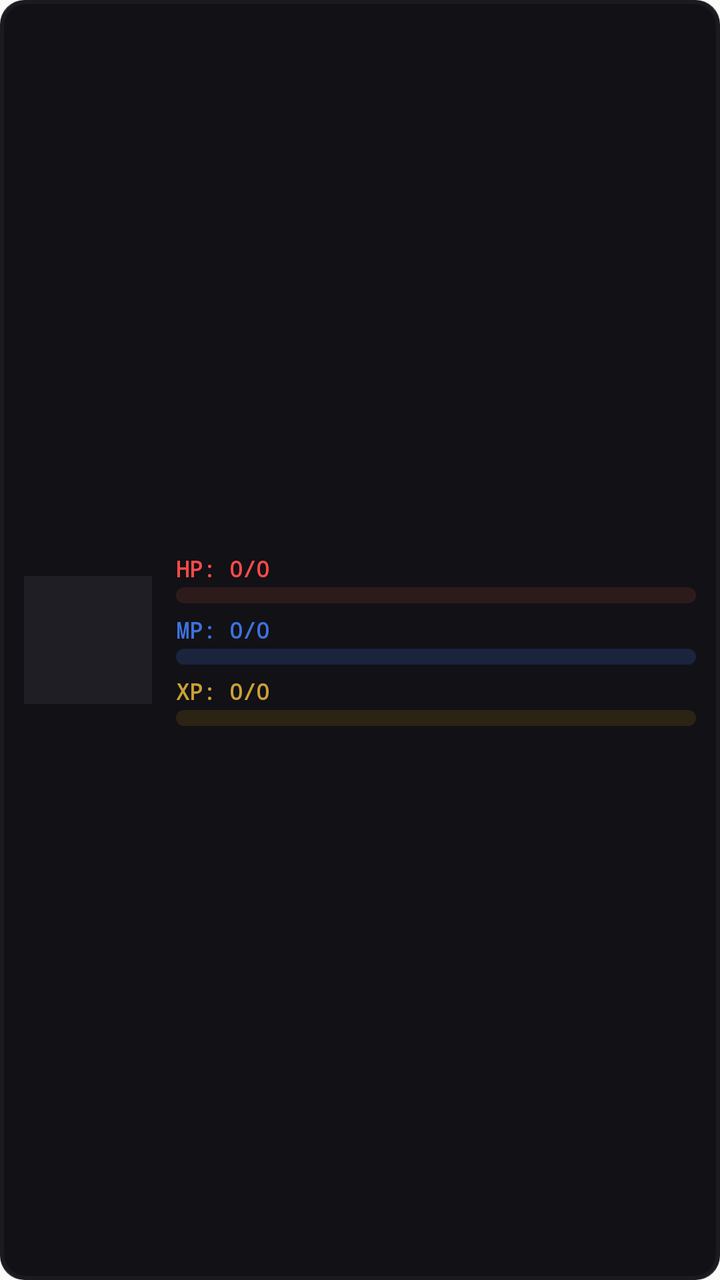
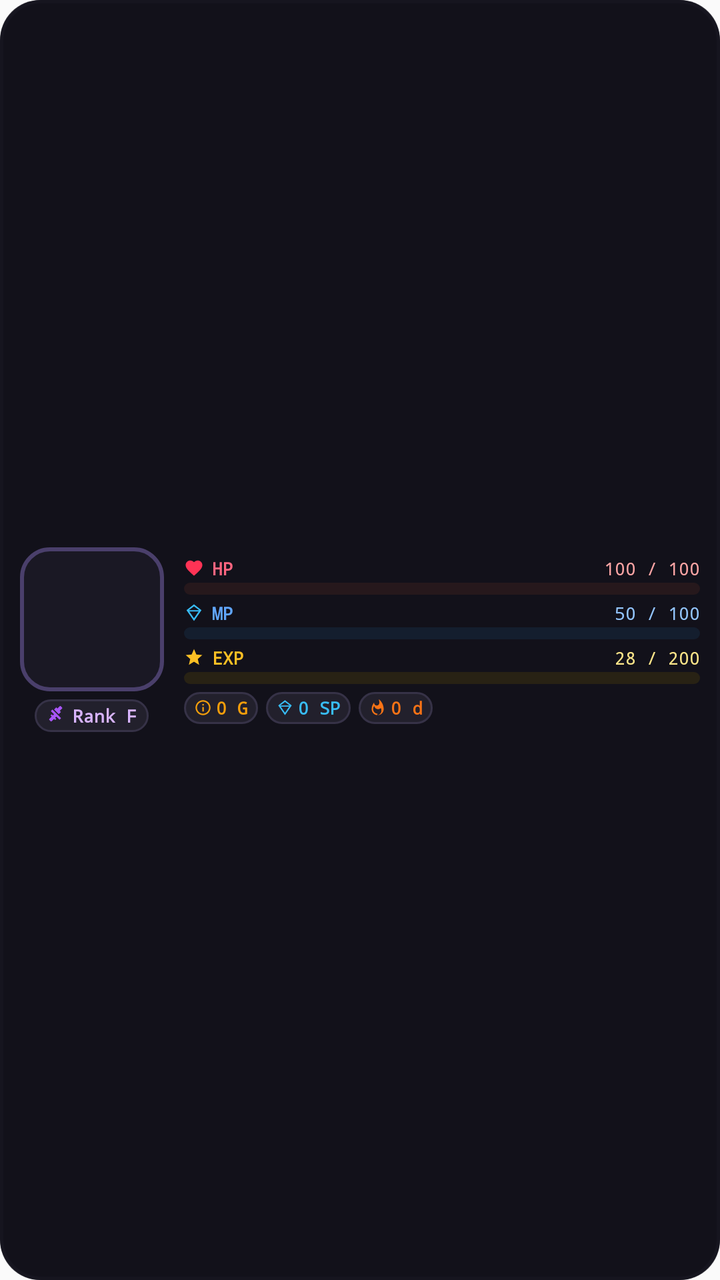

The first picture is an Android layout as it rendered before a commit; the second is the same layout after the commit. The layout source and the unified diff follow.
<!-- AndroidManifest.xml: application theme AppTheme -->
<!-- res/layout/rpg_stats_widget.xml -->
<?xml version="1.0" encoding="utf-8"?>
<RelativeLayout xmlns:android="http://schemas.android.com/apk/res/android"
    android:id="@+id/widget_root"
    android:layout_width="match_parent"
    android:layout_height="match_parent"
    android:background="@drawable/widget_background"
    android:clipToOutline="true">

    
    <ImageView
        android:id="@+id/widget_background_image"
        android:layout_width="match_parent"
        android:layout_height="match_parent"
        android:scaleType="centerCrop"
        android:contentDescription="Wallpaper" />

    
    <ImageView
        android:layout_width="match_parent"
        android:layout_height="match_parent"
        android:background="#B3121216"
        android:contentDescription="" />

    
    <LinearLayout
        android:layout_width="match_parent"
        android:layout_height="match_parent"
        android:orientation="horizontal"
        android:padding="12dp">

        
        <RelativeLayout
            android:layout_width="64dp"
            android:layout_height="64dp"
            android:layout_gravity="center_vertical"
            android:background="#1E1E24">
            
            
            <ImageView
                android:id="@+id/widget_avatar_bg"
                android:layout_width="match_parent"
                android:layout_height="match_parent"
                android:scaleType="centerCrop"
                android:contentDescription="Avatar Background" />

            
            <ImageView
                android:id="@+id/widget_avatar"
                android:layout_width="match_parent"
                android:layout_height="match_parent"
                android:scaleType="fitCenter"
                android:contentDescription="Avatar" />
        </RelativeLayout>

        
        <LinearLayout
            android:layout_width="match_parent"
            android:layout_height="wrap_content"
            android:orientation="vertical"
            android:layout_gravity="center_vertical"
            android:layout_marginStart="12dp">

            
            <TextView
                android:id="@+id/widget_hp_label"
                android:layout_width="wrap_content"
                android:layout_height="wrap_content"
                android:text="HP: 0/0"
                android:textColor="#FF4A4A"
                android:textSize="11sp"
                android:typeface="monospace"
                android:textStyle="bold" />
            <ProgressBar
                android:id="@+id/widget_hp_progress"
                style="?android:attr/progressBarStyleHorizontal"
                android:layout_width="match_parent"
                android:layout_height="8dp"
                android:layout_marginTop="2dp"
                android:layout_marginBottom="6dp"
                android:progressDrawable="@drawable/hp_progress_drawable" />

            
            <TextView
                android:id="@+id/widget_mp_label"
                android:layout_width="wrap_content"
                android:layout_height="wrap_content"
                android:text="MP: 0/0"
                android:textColor="#3D72DE"
                android:textSize="11sp"
                android:typeface="monospace"
                android:textStyle="bold" />
            <ProgressBar
                android:id="@+id/widget_mp_progress"
                style="?android:attr/progressBarStyleHorizontal"
                android:layout_width="match_parent"
                android:layout_height="8dp"
                android:layout_marginTop="2dp"
                android:layout_marginBottom="6dp"
                android:progressDrawable="@drawable/mp_progress_drawable" />

            
            <TextView
                android:id="@+id/widget_xp_label"
                android:layout_width="wrap_content"
                android:layout_height="wrap_content"
                android:text="XP: 0/0"
                android:textColor="#CBA135"
                android:textSize="11sp"
                android:typeface="monospace"
                android:textStyle="bold" />
            <ProgressBar
                android:id="@+id/widget_xp_progress"
                style="?android:attr/progressBarStyleHorizontal"
                android:layout_width="match_parent"
                android:layout_height="8dp"
                android:layout_marginTop="2dp"
                android:progressDrawable="@drawable/xp_progress_drawable" />
        </LinearLayout>
    </LinearLayout>
</RelativeLayout>
<!-- resources referenced by this layout -->
<resources>
  <!-- drawable hp_progress_drawable (drawable) -->
  <?xml version="1.0" encoding="utf-8"?>
  <layer-list xmlns:android="http://schemas.android.com/apk/res/android">
      <item android:id="@android:id/background">
          <shape>
              <corners android:radius="4dp" />
              <solid android:color="#2D1B1B" />
          </shape>
      </item>
      <item android:id="@android:id/progress">
          <clip>
              <shape>
                  <corners android:radius="4dp" />
                  <solid android:color="#FF4A4A" />
              </shape>
          </clip>
      </item>
  </layer-list>
  <!-- drawable mp_progress_drawable (drawable) -->
  <?xml version="1.0" encoding="utf-8"?>
  <layer-list xmlns:android="http://schemas.android.com/apk/res/android">
      <item android:id="@android:id/background">
          <shape>
              <corners android:radius="4dp" />
              <solid android:color="#1A243D" />
          </shape>
      </item>
      <item android:id="@android:id/progress">
          <clip>
              <shape>
                  <corners android:radius="4dp" />
                  <solid android:color="#3D72DE" />
              </shape>
          </clip>
      </item>
  </layer-list>
  <!-- drawable widget_background (drawable) -->
  <?xml version="1.0" encoding="utf-8"?>
  <shape xmlns:android="http://schemas.android.com/apk/res/android">
      <solid android:color="#121216" />
      <stroke android:width="2dp" android:color="#2E2E38" />
      <corners android:radius="12dp" />
  </shape>
  <!-- drawable xp_progress_drawable (drawable) -->
  <?xml version="1.0" encoding="utf-8"?>
  <layer-list xmlns:android="http://schemas.android.com/apk/res/android">
      <item android:id="@android:id/background">
          <shape>
              <corners android:radius="4dp" />
              <solid android:color="#2B2414" />
          </shape>
      </item>
      <item android:id="@android:id/progress">
          <clip>
              <shape>
                  <corners android:radius="4dp" />
                  <solid android:color="#CBA135" />
              </shape>
          </clip>
      </item>
  </layer-list>
  <!-- unchanged entries left out for length: 1 -->
</resources>

<!-- the commit's change to res/layout/rpg_stats_widget.xml (unified diff, before → after) -->
@@ -18,7 +18,7 @@
     <ImageView
         android:layout_width="match_parent"
         android:layout_height="match_parent"
-        android:background="#B3121216"
+        android:background="#D912111A"
         android:contentDescription="" />
 
     
@@ -26,95 +26,325 @@
         android:layout_width="match_parent"
         android:layout_height="match_parent"
         android:orientation="horizontal"
-        android:padding="12dp">
-
-        
-        <RelativeLayout
-            android:layout_width="64dp"
-            android:layout_height="64dp"
-            android:layout_gravity="center_vertical"
-            android:background="#1E1E24">
-            
-            
-            <ImageView
-                android:id="@+id/widget_avatar_bg"
-                android:layout_width="match_parent"
-                android:layout_height="match_parent"
-                android:scaleType="centerCrop"
-                android:contentDescription="Avatar Background" />
-
-            
-            <ImageView
-                android:id="@+id/widget_avatar"
-                android:layout_width="match_parent"
-                android:layout_height="match_parent"
-                android:scaleType="fitCenter"
-                android:contentDescription="Avatar" />
-        </RelativeLayout>
+        android:padding="10dp"
+        android:gravity="center_vertical">
 
         
         <LinearLayout
-            android:layout_width="match_parent"
-            android:layout_height="wrap_content"
+            android:layout_width="wrap_content"
+            android:layout_height="match_parent"
             android:orientation="vertical"
-            android:layout_gravity="center_vertical"
-            android:layout_marginStart="12dp">
-
-            
-            <TextView
-                android:id="@+id/widget_hp_label"
+            android:gravity="center"
+            android:layout_marginEnd="10dp">
+
+            
+            <RelativeLayout
+                android:layout_width="72dp"
+                android:layout_height="72dp"
+                android:background="@drawable/widget_avatar_frame"
+                android:padding="2dp">
+
+                
+                <ImageView
+                    android:id="@+id/widget_avatar_bg"
+                    android:layout_width="match_parent"
+                    android:layout_height="match_parent"
+                    android:scaleType="centerCrop"
+                    android:contentDescription="Rank Scene" />
+
+                
+                <ImageView
+                    android:id="@+id/widget_avatar"
+                    android:layout_width="match_parent"
+                    android:layout_height="match_parent"
+                    android:scaleType="fitCenter"
+                    android:contentDescription="Character Sprite" />
+            </RelativeLayout>
+
+            
+            <LinearLayout
                 android:layout_width="wrap_content"
                 android:layout_height="wrap_content"
-                android:text="HP: 0/0"
-                android:textColor="#FF4A4A"
-                android:textSize="11sp"
-                android:typeface="monospace"
-                android:textStyle="bold" />
-            <ProgressBar
-                android:id="@+id/widget_hp_progress"
-                style="?android:attr/progressBarStyleHorizontal"
+                android:orientation="horizontal"
+                android:background="@drawable/widget_chip_dark"
+                android:paddingHorizontal="6dp"
+                android:paddingVertical="2dp"
+                android:layout_marginTop="4dp"
+                android:gravity="center">
+
+                <ImageView
+                    android:layout_width="10dp"
+                    android:layout_height="10dp"
+                    android:src="@drawable/ic_widget_sword"
+                    android:contentDescription="" />
+
+                <TextView
+                    android:id="@+id/widget_level_badge"
+                    android:layout_width="wrap_content"
+                    android:layout_height="wrap_content"
+                    android:text="Rank F"
+                    android:textColor="#D8B4FE"
+                    android:textSize="9sp"
+                    android:textStyle="bold"
+                    android:typeface="monospace"
+                    android:layout_marginStart="3dp" />
+            </LinearLayout>
+        </LinearLayout>
+
+        
+        <LinearLayout
+            android:layout_width="0dp"
+            android:layout_height="match_parent"
+            android:layout_weight="1"
+            android:orientation="vertical"
+            android:gravity="center_vertical">
+
+            
+            <LinearLayout
                 android:layout_width="match_parent"
-                android:layout_height="8dp"
-                android:layout_marginTop="2dp"
-                android:layout_marginBottom="6dp"
-                android:progressDrawable="@drawable/hp_progress_drawable" />
-
-            
-            <TextView
-                android:id="@+id/widget_mp_label"
-                android:layout_width="wrap_content"
-                android:layout_height="wrap_content"
-                android:text="MP: 0/0"
-                android:textColor="#3D72DE"
-                android:textSize="11sp"
-                android:typeface="monospace"
-                android:textStyle="bold" />
-            <ProgressBar
-                android:id="@+id/widget_mp_progress"
-                style="?android:attr/progressBarStyleHorizontal"
+                android:layout_height="wrap_content"
+                android:orientation="vertical"
+                android:layout_marginBottom="3dp">
+
+                <RelativeLayout
+                    android:layout_width="match_parent"
+                    android:layout_height="wrap_content">
+
+                    <LinearLayout
+                        android:layout_width="wrap_content"
+                        android:layout_height="wrap_content"
+                        android:orientation="horizontal"
+                        android:gravity="center_vertical"
+                        android:layout_alignParentStart="true">
+                        <ImageView
+                            android:layout_width="10dp"
+                            android:layout_height="10dp"
+                            android:src="@drawable/ic_widget_heart"
+                            android:contentDescription="" />
+                        <TextView
+                            android:layout_width="wrap_content"
+                            android:layout_height="wrap_content"
+                            android:text="HP"
+                            android:textColor="#FF6680"
+                            android:textSize="9sp"
+                            android:textStyle="bold"
+                            android:typeface="monospace"
+                            android:layout_marginStart="4dp" />
+                    </LinearLayout>
+
+                    <TextView
+                        android:id="@+id/widget_hp_label"
+                        android:layout_width="wrap_content"
+                        android:layout_height="wrap_content"
+                        android:layout_alignParentEnd="true"
+                        android:text="100 / 100"
+                        android:textColor="#FCA5A5"
+                        android:textSize="9sp"
+                        android:typeface="monospace" />
+                </RelativeLayout>
+
+                <ProgressBar
+                    android:id="@+id/widget_hp_progress"
+                    style="?android:attr/progressBarStyleHorizontal"
+                    android:layout_width="match_parent"
+                    android:layout_height="6dp"
+                    android:layout_marginTop="1dp"
+                    android:progressDrawable="@drawable/hp_progress_drawable" />
+            </LinearLayout>
+
+            
+            <LinearLayout
                 android:layout_width="match_parent"
-                android:layout_height="8dp"
-                android:layout_marginTop="2dp"
-                android:layout_marginBottom="6dp"
-                android:progressDrawable="@drawable/mp_progress_drawable" />
-
-            
-            <TextView
-                android:id="@+id/widget_xp_label"
-                android:layout_width="wrap_content"
-                android:layout_height="wrap_content"
-                android:text="XP: 0/0"
-                android:textColor="#CBA135"
-                android:textSize="11sp"
-                android:typeface="monospace"
-                android:textStyle="bold" />
-            <ProgressBar
-                android:id="@+id/widget_xp_progress"
-                style="?android:attr/progressBarStyleHorizontal"
+                android:layout_height="wrap_content"
+                android:orientation="vertical"
+                android:layout_marginBottom="3dp">
+
+                <RelativeLayout
+                    android:layout_width="match_parent"
+                    android:layout_height="wrap_content">
+
+                    <LinearLayout
+                        android:layout_width="wrap_content"
+                        android:layout_height="wrap_content"
+                        android:orientation="horizontal"
+                        android:gravity="center_vertical"
+                        android:layout_alignParentStart="true">
+                        <ImageView
+                            android:layout_width="10dp"
+                            android:layout_height="10dp"
+                            android:src="@drawable/ic_widget_crystal"
+                            android:contentDescription="" />
+                        <TextView
+                            android:layout_width="wrap_content"
+                            android:layout_height="wrap_content"
+                            android:text="MP"
+                            android:textColor="#60A5FA"
+                            android:textSize="9sp"
+                            android:textStyle="bold"
+                            android:typeface="monospace"
+                            android:layout_marginStart="4dp" />
+                    </LinearLayout>
+
+                    <TextView
+                        android:id="@+id/widget_mp_label"
+                        android:layout_width="wrap_content"
+                        android:layout_height="wrap_content"
+                        android:layout_alignParentEnd="true"
+                        android:text="50 / 100"
+                        android:textColor="#93C5FD"
+                        android:textSize="9sp"
+                        android:typeface="monospace" />
+                </RelativeLayout>
+
+                <ProgressBar
+                    android:id="@+id/widget_mp_progress"
+                    style="?android:attr/progressBarStyleHorizontal"
+                    android:layout_width="match_parent"
+                    android:layout_height="6dp"
+                    android:layout_marginTop="1dp"
+                    android:progressDrawable="@drawable/mp_progress_drawable" />
+            </LinearLayout>
+
+            
+            <LinearLayout
                 android:layout_width="match_parent"
-                android:layout_height="8dp"
-                android:layout_marginTop="2dp"
-                android:progressDrawable="@drawable/xp_progress_drawable" />
+                android:layout_height="wrap_content"
+                android:orientation="vertical"
+                android:layout_marginBottom="4dp">
+
+                <RelativeLayout
+                    android:layout_width="match_parent"
+                    android:layout_height="wrap_content">
+
+                    <LinearLayout
+                        android:layout_width="wrap_content"
+                        android:layout_height="wrap_content"
+                        android:orientation="horizontal"
+                        android:gravity="center_vertical"
+                        android:layout_alignParentStart="true">
+                        <ImageView
+                            android:layout_width="10dp"
+                            android:layout_height="10dp"
+                            android:src="@drawable/ic_widget_star"
+                            android:contentDescription="" />
+                        <TextView
+                            android:layout_width="wrap_content"
+                            android:layout_height="wrap_content"
+                            android:text="EXP"
+                            android:textColor="#FBBF24"
+                            android:textSize="9sp"
+                            android:textStyle="bold"
+                            android:typeface="monospace"
+                            android:layout_marginStart="4dp" />
+                    </LinearLayout>
+
+                    <TextView
+                        android:id="@+id/widget_xp_label"
+                        android:layout_width="wrap_content"
+                        android:layout_height="wrap_content"
+                        android:layout_alignParentEnd="true"
+                        android:text="28 / 200"
+                        android:textColor="#FDE68A"
+                        android:textSize="9sp"
+                        android:typeface="monospace" />
+                </RelativeLayout>
+
+                <ProgressBar
+                    android:id="@+id/widget_xp_progress"
+                    style="?android:attr/progressBarStyleHorizontal"
+                    android:layout_width="match_parent"
+                    android:layout_height="6dp"
+                    android:layout_marginTop="1dp"
+                    android:progressDrawable="@drawable/xp_progress_drawable" />
+            </LinearLayout>
+
+            
+            <LinearLayout
+                android:layout_width="match_parent"
+                android:layout_height="wrap_content"
+                android:orientation="horizontal"
+                android:gravity="center_vertical">
+
+                
+                <LinearLayout
+                    android:layout_width="wrap_content"
+                    android:layout_height="wrap_content"
+                    android:orientation="horizontal"
+                    android:background="@drawable/widget_chip_dark"
+                    android:paddingHorizontal="5dp"
+                    android:paddingVertical="2dp"
+                    android:gravity="center"
+                    android:layout_marginEnd="4dp">
+                    <ImageView
+                        android:layout_width="9dp"
+                        android:layout_height="9dp"
+                        android:src="@drawable/ic_widget_coin"
+                        android:contentDescription="" />
+                    <TextView
+                        android:id="@+id/widget_gold_label"
+                        android:layout_width="wrap_content"
+                        android:layout_height="wrap_content"
+                        android:text="0 G"
+                        android:textColor="#F59E0B"
+                        android:textSize="8.5sp"
+                        android:textStyle="bold"
+                        android:typeface="monospace"
+                        android:layout_marginStart="2dp" />
+                </LinearLayout>
+
+                
+                <LinearLayout
+                    android:layout_width="wrap_content"
+                    android:layout_height="wrap_content"
+                    android:orientation="horizontal"
+                    android:background="@drawable/widget_chip_dark"
+                    android:paddingHorizontal="5dp"
+                    android:paddingVertical="2dp"
+                    android:gravity="center"
+                    android:layout_marginEnd="4dp">
+                    <ImageView
+                        android:layout_width="9dp"
+                        android:layout_height="9dp"
+                        android:src="@drawable/ic_widget_crystal"
+                        android:contentDescription="" />
+                    <TextView
+                        android:id="@+id/widget_sp_label"
+                        android:layout_width="wrap_content"
+                        android:layout_height="wrap_content"
+                        android:text="0 SP"
+                        android:textColor="#38BDF8"
+                        android:textSize="8.5sp"
+                        android:textStyle="bold"
+                        android:typeface="monospace"
+                        android:layout_marginStart="2dp" />
+                </LinearLayout>
+
+                
+                <LinearLayout
+                    android:layout_width="wrap_content"
+                    android:layout_height="wrap_content"
+                    android:orientation="horizontal"
+                    android:background="@drawable/widget_chip_dark"
+                    android:paddingHorizontal="5dp"
+                    android:paddingVertical="2dp"
+                    android:gravity="center">
+                    <ImageView
+                        android:layout_width="9dp"
+                        android:layout_height="9dp"
+                        android:src="@drawable/ic_widget_flame"
+                        android:contentDescription="" />
+                    <TextView
+                        android:id="@+id/widget_streak_label"
+                        android:layout_width="wrap_content"
+                        android:layout_height="wrap_content"
+                        android:text="0 d"
+                        android:textColor="#F97316"
+                        android:textSize="8.5sp"
+                        android:textStyle="bold"
+                        android:typeface="monospace"
+                        android:layout_marginStart="2dp" />
+                </LinearLayout>
+            </LinearLayout>
         </LinearLayout>
     </LinearLayout>
 </RelativeLayout>
<!-- resource entries referenced after the edit -->
@@ -5,58 +5,150 @@
   <layer-list xmlns:android="http://schemas.android.com/apk/res/android">
       <item android:id="@android:id/background">
           <shape>
-              <corners android:radius="4dp" />
-              <solid android:color="#2D1B1B" />
+              <solid android:color="#26181C" />
+              <corners android:radius="5dp" />
           </shape>
       </item>
       <item android:id="@android:id/progress">
           <clip>
               <shape>
-                  <corners android:radius="4dp" />
-                  <solid android:color="#FF4A4A" />
+                  <gradient
+                      android:startColor="#FF3355"
+                      android:endColor="#FF5577"
+                      android:angle="0" />
+                  <corners android:radius="5dp" />
               </shape>
           </clip>
       </item>
   </layer-list>
+  <!-- drawable ic_widget_coin (drawable) -->
+  <vector xmlns:android="http://schemas.android.com/apk/res/android"
+      android:width="14dp"
+      android:height="14dp"
+      android:viewportWidth="24"
+      android:viewportHeight="24">
+      <path
+          android:fillColor="#F59E0B"
+          android:pathData="M12,2C6.48,2 2,6.48 2,12s4.48,10 10,10 10,-4.48 10,-10S17.52,2 12,2z M12,20c-4.41,0 -8,-3.59 -8,-8s3.59,-8 8,-8 8,3.59 8,8 -3.59,8 -8,8z M13,7h-2v2h2V7z M13,11h-2v6h2v-6z"/>
+  </vector>
+  <!-- drawable ic_widget_crystal (drawable) -->
+  <vector xmlns:android="http://schemas.android.com/apk/res/android"
+      android:width="16dp"
+      android:height="16dp"
+      android:viewportWidth="24"
+      android:viewportHeight="24">
+      <path
+          android:fillColor="#38BDF8"
+          android:pathData="M12,2L3,9l9,13 9,-13L12,2z M12,4.4L18.2,9H5.8L12,4.4z M6.4,10.6h11.2L12,18.7 6.4,10.6z"/>
+  </vector>
+  <!-- drawable ic_widget_flame (drawable) -->
+  <vector xmlns:android="http://schemas.android.com/apk/res/android"
+      android:width="14dp"
+      android:height="14dp"
+      android:viewportWidth="24"
+      android:viewportHeight="24">
+      <path
+          android:fillColor="#F97316"
+          android:pathData="M13.5,0.67s.74,2.65 .74,4.8c0,2.06 -1.35,3.73 -3.41,3.73 -2.07,0 -3.63,-1.67 -3.63,-3.73l.03,-0.36C5.21,7.51 4,10.61 4,14c0,4.42 3.58,8 8,8s8,-3.58 8,-8C20,8.61 17.41,3.8 13.5,0.67z M12,20c-3.31,0 -6,-2.69 -6,-6 0,-1.53 .5,-3.02 1.4,-4.25 .43,2.44 2.53,4.25 5.1,4.25 1.48,0 2.82,-0.59 3.8,-1.55 .45,1.15 .7,2.4 .7,3.55 0,3.31 -2.69,6 -6,6z"/>
+  </vector>
+  <!-- drawable ic_widget_heart (drawable) -->
+  <vector xmlns:android="http://schemas.android.com/apk/res/android"
+      android:width="16dp"
+      android:height="16dp"
+      android:viewportWidth="24"
+      android:viewportHeight="24">
+      <path
+          android:fillColor="#FF3355"
+          android:pathData="M12,21.35l-1.45,-1.32C5.4,15.36 2,12.28 2,8.5 2,5.42 4.42,3 7.5,3c1.74,0 3.41,0.81 4.5,2.09C13.09,3.81 14.76,3 16.5,3 19.58,3 22,5.42 22,8.5c0,3.78 -3.4,6.86 -8.55,11.54L12,21.35z"/>
+  </vector>
+  <!-- drawable ic_widget_star (drawable) -->
+  <vector xmlns:android="http://schemas.android.com/apk/res/android"
+      android:width="16dp"
+      android:height="16dp"
+      android:viewportWidth="24"
+      android:viewportHeight="24">
+      <path
+          android:fillColor="#FBBF24"
+          android:pathData="M12,17.27L18.18,21l-1.64,-7.03L22,9.24l-7.19,-0.61L12,2 9.19,8.63 2,9.24l5.46,4.73L5.82,21z"/>
+  </vector>
+  <!-- drawable ic_widget_sword (drawable) -->
+  <vector xmlns:android="http://schemas.android.com/apk/res/android"
+      android:width="12dp"
+      android:height="12dp"
+      android:viewportWidth="24"
+      android:viewportHeight="24">
+      <path
+          android:fillColor="#A855F7"
+          android:pathData="M6.92,5L5,6.92l3.79,3.79 -1.41,1.41L6,10.71 4.59,12.12l1.41,1.41 -2.71,2.71c-0.39,0.39 -0.39,1.02 0,1.41l1.41,1.41c0.39,0.39 1.02,0.39 1.41,0l2.71,-2.71 1.41,1.41 1.41,-1.41 -1.41,-1.41 1.41,-1.41 3.79,3.79 1.92,-1.92L6.92,5z M14.5,10.66L17.17,8l-1.41,-1.41 2.67,-2.67c0.39,-0.39 0.39,-1.02 0,-1.41l-1.41,-1.41c-0.39,-0.39 -1.02,-0.39 -1.41,0L12.92,3.78 11.51,2.37 8.84,5.04l5.66,5.62z"/>
+  </vector>
   <!-- drawable mp_progress_drawable (drawable) -->
   <?xml version="1.0" encoding="utf-8"?>
   <layer-list xmlns:android="http://schemas.android.com/apk/res/android">
       <item android:id="@android:id/background">
           <shape>
-              <corners android:radius="4dp" />
-              <solid android:color="#1A243D" />
+              <solid android:color="#141E2E" />
+              <corners android:radius="5dp" />
           </shape>
       </item>
       <item android:id="@android:id/progress">
           <clip>
               <shape>
-                  <corners android:radius="4dp" />
-                  <solid android:color="#3D72DE" />
+                  <gradient
+                      android:startColor="#2563EB"
+                      android:endColor="#38BDF8"
+                      android:angle="0" />
+                  <corners android:radius="5dp" />
               </shape>
           </clip>
       </item>
   </layer-list>
+  <!-- drawable widget_avatar_frame (drawable) -->
+  <?xml version="1.0" encoding="utf-8"?>
+  <shape xmlns:android="http://schemas.android.com/apk/res/android"
+      android:shape="rectangle">
+      <solid android:color="#1A1824" />
+      <corners android:radius="14dp" />
+      <stroke
+          android:width="2dp"
+          android:color="#4A3F6B" />
+  </shape>
   <!-- drawable widget_background (drawable) -->
   <?xml version="1.0" encoding="utf-8"?>
-  <shape xmlns:android="http://schemas.android.com/apk/res/android">
-      <solid android:color="#121216" />
-      <stroke android:width="2dp" android:color="#2E2E38" />
-      <corners android:radius="12dp" />
+  <shape xmlns:android="http://schemas.android.com/apk/res/android"
+      android:shape="rectangle">
+      <solid android:color="#16151E" />
+      <corners android:radius="20dp" />
+      <stroke
+          android:width="1.5dp"
+          android:color="#2E2C3D" />
+  </shape>
+  <!-- drawable widget_chip_dark (drawable) -->
+  <?xml version="1.0" encoding="utf-8"?>
+  <shape xmlns:android="http://schemas.android.com/apk/res/android"
+      android:shape="rectangle">
+      <solid android:color="#22202C" />
+      <corners android:radius="8dp" />
+      <stroke
+          android:width="1dp"
+          android:color="#363247" />
   </shape>
   <!-- drawable xp_progress_drawable (drawable) -->
   <?xml version="1.0" encoding="utf-8"?>
   <layer-list xmlns:android="http://schemas.android.com/apk/res/android">
       <item android:id="@android:id/background">
           <shape>
-              <corners android:radius="4dp" />
-              <solid android:color="#2B2414" />
+              <solid android:color="#282214" />
+              <corners android:radius="5dp" />
           </shape>
       </item>
       <item android:id="@android:id/progress">
           <clip>
               <shape>
-                  <corners android:radius="4dp" />
-                  <solid android:color="#CBA135" />
+                  <gradient
+                      android:startColor="#D97706"
+                      android:endColor="#FBBF24"
+                      android:angle="0" />
+                  <corners android:radius="5dp" />
               </shape>
           </clip>
       </item>
